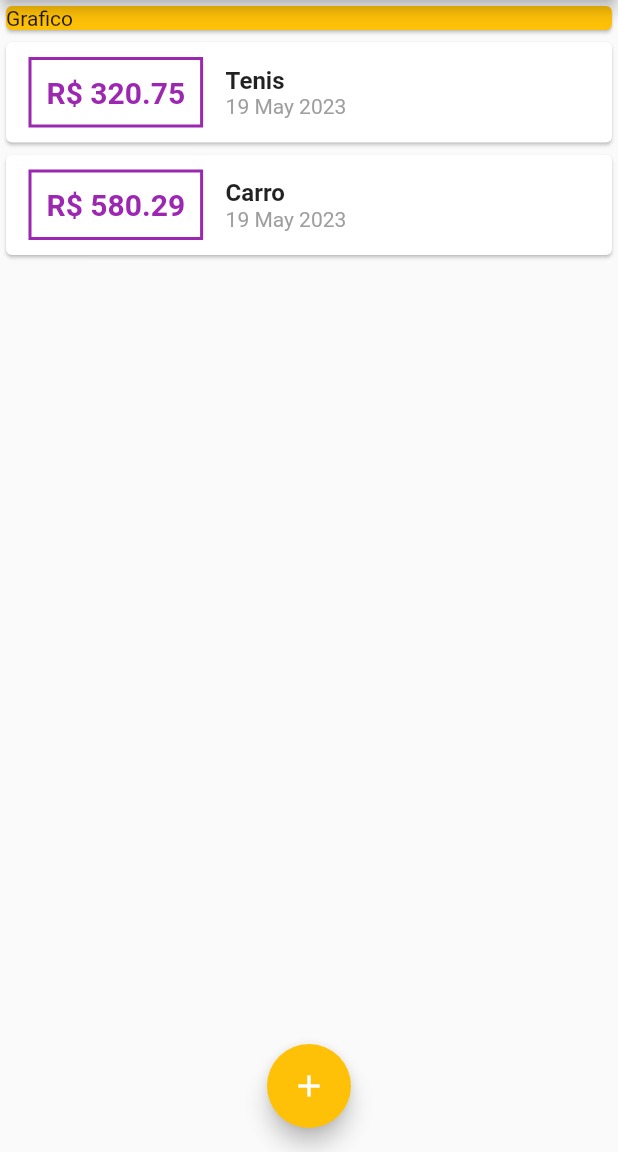
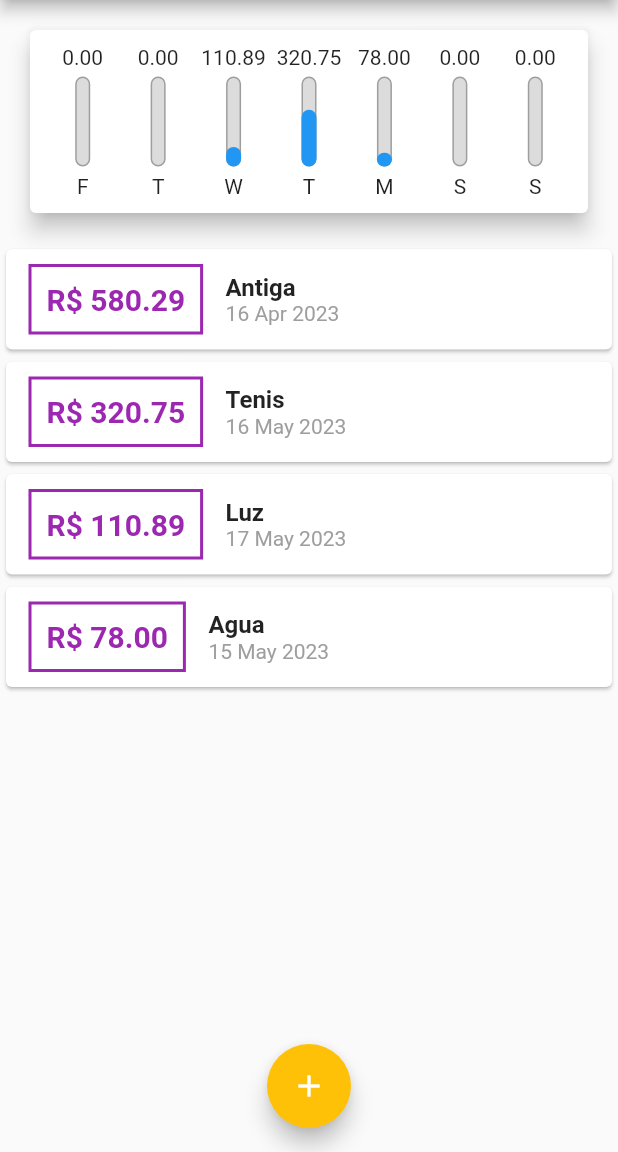
Before and after one commit to gabrielrieff/expenses_mobile, a Flutter app: the screen it shows after launch, on a phone screen of 412 x 824 dp, the part 84-1236 px from its top. Run offline on Flutter 3.47's test engine with Material 2 defaults, Android fonts, the phone set to English and light mode, and no system bars.

Commit message:
add chart bar

```diff
--- /dev/null
+++ b/lib/components/char_bar.dart
@@ -0,0 +1,60 @@
+// ignore_for_file: prefer_const_constructors
+
+import 'package:flutter/material.dart';
+
+class ChartBar extends StatelessWidget {
+  final String label;
+  final double value;
+  final double percentege;
+
+  const ChartBar({
+    super.key,
+    required this.label,
+    required this.percentege,
+    required this.value,
+  });
+
+  @override
+  Widget build(BuildContext context) {
+    return Column(
+      children: <Widget>[
+        FittedBox(
+          child: Text(value.toStringAsFixed(2)),
+        ),
+        SizedBox(
+          height: 5,
+        ),
+        SizedBox(
+          height: 60,
+          width: 10,
+          child: Stack(
+            alignment: Alignment.bottomCenter,
+            children: <Widget>[
+              Container(
+                decoration: BoxDecoration(
+                    border: Border.all(
+                      color: Colors.grey,
+                      width: 1.0,
+                    ),
+                    color: Color.fromRGBO(220, 220, 220, 1),
+                    borderRadius: BorderRadius.circular(5)),
+              ),
+              FractionallySizedBox(
+                heightFactor: percentege,
+                child: Container(
+                  decoration: BoxDecoration(
+                      color: Theme.of(context).primaryColor,
+                      borderRadius: BorderRadius.circular(5)),
+                ),
+              ),
+            ],
+          ),
+        ),
+        SizedBox(
+          height: 5,
+        ),
+        Text(label)
+      ],
+    );
+  }
+}
--- /dev/null
+++ b/lib/components/chart.dart
@@ -0,0 +1,67 @@
+import 'package:expenses/components/char_bar.dart';
+import 'package:expenses/models/transaction.dart';
+import 'package:flutter/material.dart';
+import 'package:intl/intl.dart';
+
+class Chart extends StatelessWidget {
+  const Chart(
+    this.recentTransaction, {
+    super.key,
+  });
+
+  final List<Transaction> recentTransaction;
+
+  List<Map<String, Object>> get groupedTransactions {
+    return List.generate(7, (index) {
+      final weekDay = DateTime.now().subtract(
+        Duration(days: index),
+      );
+
+      double totalSum = 0.0;
+
+      for (var i = 0; i < recentTransaction.length; i++) {
+        bool sameDay = recentTransaction[i].date.day == weekDay.day;
+        bool sameMonth = recentTransaction[i].date.month == weekDay.month;
+        bool sameYear = recentTransaction[i].date.year == weekDay.year;
+
+        if (sameDay && sameMonth && sameYear) {
+          totalSum += recentTransaction[i].value;
+        }
+      }
+      return {
+        "day": DateFormat.E().format(weekDay)[0],
+        "value": totalSum,
+      };
+    });
+  }
+
+  double get _weekTotalValue {
+    return groupedTransactions.fold(0.0, (sum, tr) {
+      return sum + (tr['value'] as double);
+    });
+  }
+
+  @override
+  Widget build(BuildContext context) {
+    return Card(
+      elevation: 6,
+      margin: const EdgeInsets.all(20),
+      child: Padding(
+        padding: const EdgeInsets.all(10),
+        child: Row(
+          mainAxisAlignment: MainAxisAlignment.spaceAround,
+          children: groupedTransactions.map((tr) {
+            return Flexible(
+              fit: FlexFit.tight,
+              child: ChartBar(
+                label: tr['day'] as String,
+                value: tr['value'] as double,
+                percentege: (tr['value'] as double) / _weekTotalValue,
+              ),
+            );
+          }).toList(),
+        ),
+      ),
+    );
+  }
+}
--- a/lib/components/transaction_list.dart
+++ b/lib/components/transaction_list.dart
@@ -1,3 +1,5 @@
+// ignore_for_file: deprecated_member_use
+
 import 'package:flutter/material.dart';
 import 'package:intl/intl.dart';
 
@@ -15,7 +17,27 @@ class TransactionList extends StatelessWidget {
   Widget build(BuildContext context) {
     return SizedBox(
       height: 300,
-      child: ListView.builder(
+      child: transactions.isEmpty
+          ? Column(
+              mainAxisAlignment: MainAxisAlignment.center,
+              children: [
+                Text(
+                  "Nenhuma transação cadastrada!",
+                  style: Theme.of(context).textTheme.headline6,
+                ),
+                const SizedBox(
+                  height: 30,
+                ),
+                SizedBox(
+                  height: 200,
+                  child: Image.asset(
+                    "assets/images/waiting.png",
+                    fit: BoxFit.cover,
+                  ),
+                )
+              ],
+            )
+          : ListView.builder(
               itemCount: transactions.length,
               itemBuilder: (ctx, index) {
                 final tr = transactions[index];
@@ -24,8 +46,8 @@ class TransactionList extends StatelessWidget {
                     child: Row(
                   children: <Widget>[
                     Container(
-                margin:
-                    const EdgeInsets.symmetric(horizontal: 15, vertical: 10),
+                      margin: const EdgeInsets.symmetric(
+                          horizontal: 15, vertical: 10),
                       decoration: BoxDecoration(
                           border: Border.all(color: Colors.purple, width: 2)),
                       padding: const EdgeInsets.all(10),
--- a/lib/main.dart
+++ b/lib/main.dart
@@ -2,6 +2,7 @@
 
 import 'dart:math';
 
+import 'package:expenses/components/chart.dart';
 import 'package:expenses/components/transaction_form.dart';
 import 'package:flutter/material.dart';
 
@@ -12,8 +13,6 @@ main() => runApp(ExpensesApp());
 
 class ExpensesApp extends StatelessWidget {
   ExpensesApp({super.key});
-
-  main() => runApp(ExpensesApp());
 
   @override
   Widget build(BuildContext context) {
@@ -54,20 +53,38 @@ class MyHomePage extends StatefulWidget {
 }
 
 class _MyHomePageState extends State<MyHomePage> {
-  final _transactions = [
+  final List<Transaction> _transactions = [
     Transaction(
       id: "t1",
-      title: "Tenis",
-      value: 320.75,
-      date: DateTime.now(),
+      title: "Antiga",
+      value: 580.29,
+      date: DateTime.now().subtract(Duration(days: 33)),
     ),
     Transaction(
       id: "t2",
-      title: "Carro",
-      value: 580.29,
-      date: DateTime.now(),
+      title: "Tenis",
+      value: 320.75,
+      date: DateTime.now().subtract(Duration(days: 3)),
+    ),
+    Transaction(
+      id: "t3",
+      title: "Luz",
+      value: 110.89,
+      date: DateTime.now().subtract(Duration(days: 2)),
+    ),
+    Transaction(
+      id: "t4",
+      title: "Agua",
+      value: 78.00,
+      date: DateTime.now().subtract(Duration(days: 4)),
     ),
   ];
+
+  List<Transaction> get _recentTransaction {
+    return _transactions.where((tr) {
+      return tr.date.isAfter(DateTime.now().subtract(Duration(days: 7)));
+    }).toList();
+  }
 
   _openTransactionFormModal(BuildContext context) {
     showModalBottomSheet(
@@ -111,13 +128,7 @@ class _MyHomePageState extends State<MyHomePage> {
           crossAxisAlignment: CrossAxisAlignment.stretch,
           children: <Widget>[
             // ignore: sized_box_for_whitespace
-            Container(
-              width: double.infinity,
-              child: const Card(
-                color: Colors.amber,
-                child: Text("Grafico"),
-              ),
-            ),
+            Chart(_recentTransaction),
             TransactionList(_transactions),
           ],
         ),
--- a/pubspec.yaml
+++ b/pubspec.yaml
@@ -59,8 +59,8 @@ flutter:
   uses-material-design: true
 
   # To add assets to your application, add an assets section, like this:
-  # assets:
-  #   - images/a_dot_burr.jpeg
+  assets:
+    - assets/images/waiting.png
   #   - images/a_dot_ham.jpeg
 
   # An image asset can refer to one or more resolution-specific "variants", see
```
Also changed, not shown: assets/images/waiting.png (added). Lines whose indentation alone changed are shown as unchanged.
